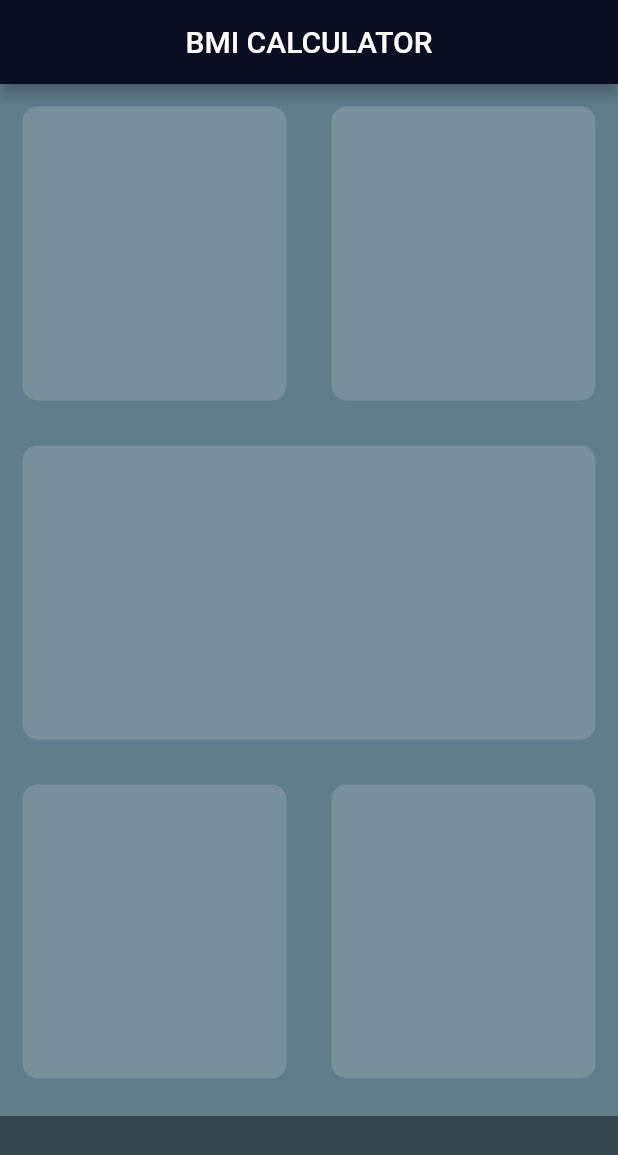
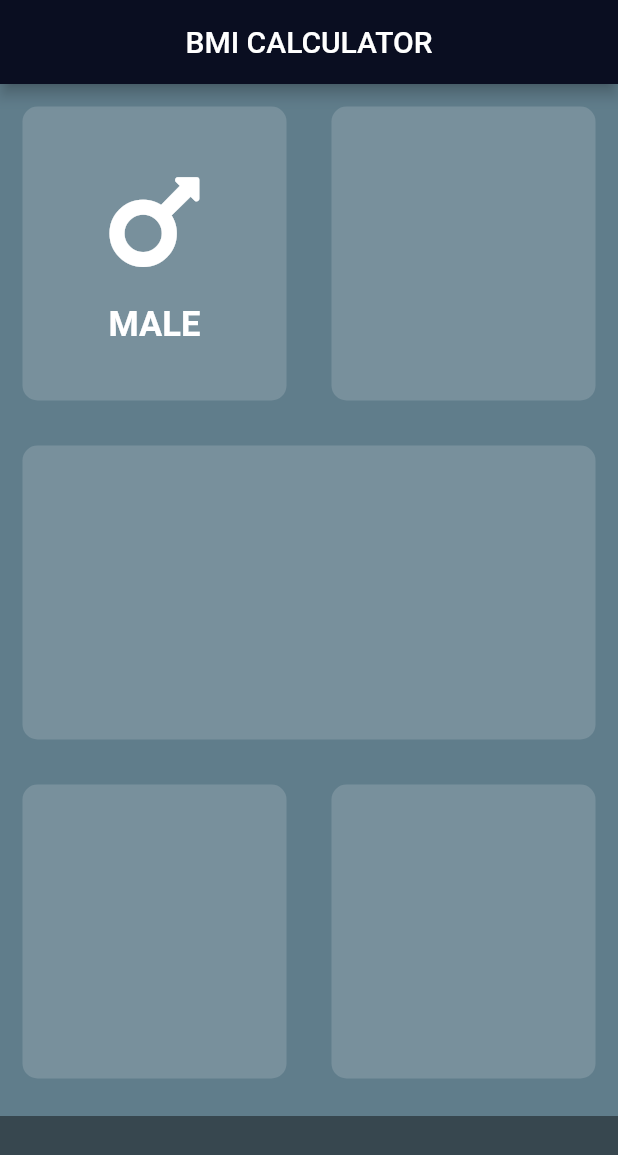
Before and after one commit to apphow/bmi_app, a Flutter app: the screen it shows after launch, on a phone screen of 412 x 824 dp. Shown: the top 1155 px of the screen. Run offline on Flutter 3.47's test engine with Material 2 defaults, Android fonts, the light colour scheme and no system bars; our stand-ins replace font_awesome_flutter.

Commit message:
Added FontAwesomeIcons.mars Icon and 'MALE' text to first ReusableCard

```diff
--- a/lib/input_page.dart
+++ b/lib/input_page.dart
@@ -34,8 +34,25 @@ class _InputPageState extends State<InputPage> {
                   children: <Widget>[
                     Expanded(
                       child: ReusableCard(
-                        color: cardColor,
-                      ),
+                          color: cardColor,
+                          cardChild: Column(
+                            mainAxisAlignment: MainAxisAlignment.center,
+                            children: <Widget>[
+                              Icon(
+                                FontAwesomeIcons.mars,
+                                size: 80.0,
+                              ),
+                              SizedBox(
+                                height: 15.0,
+                              ),
+                              Text('MALE',
+                                  style: TextStyle(
+                                    fontSize: 23.0,
+                                    color: Colors.white,
+                                    fontWeight: FontWeight.bold,
+                                  )),
+                            ],
+                          )),
                     ),
                     Expanded(
                       child: ReusableCard(
```
